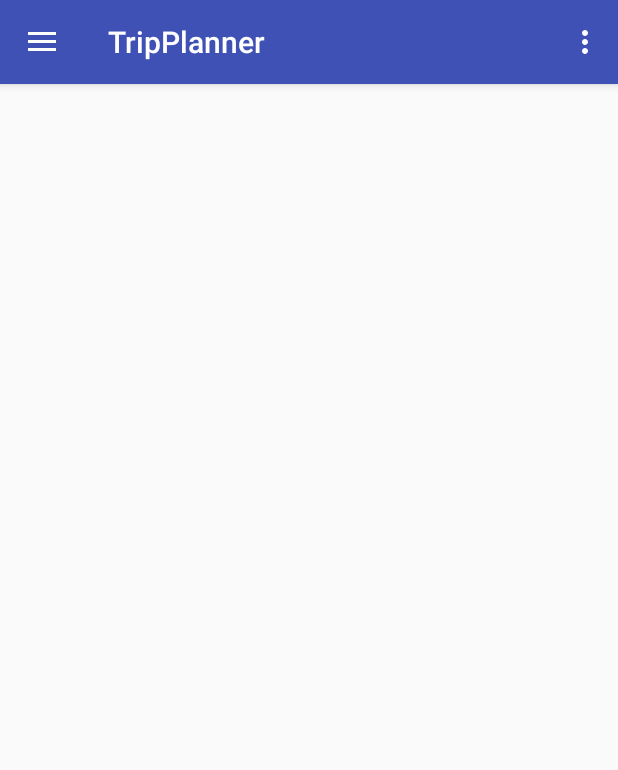
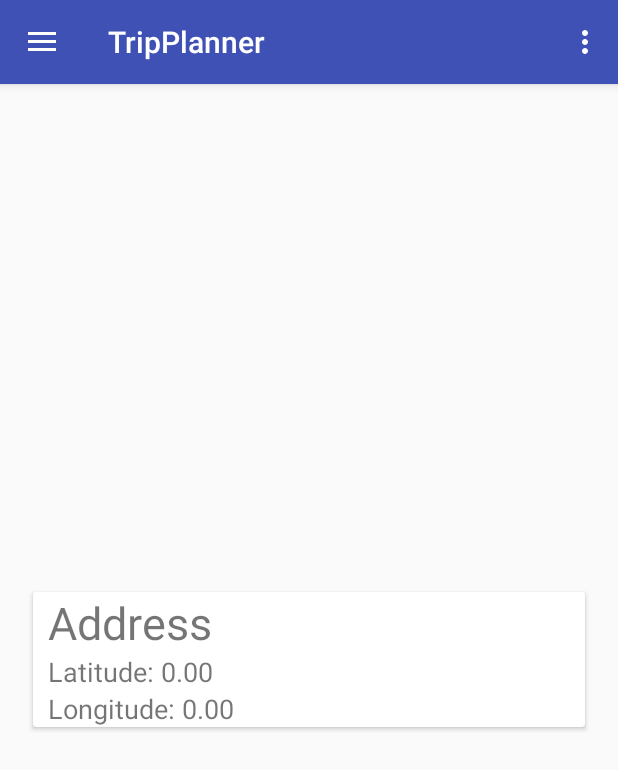
Before and after one commit to PrincessHernandez/TripPlanner_V1, an Android app: the screen it shows after launch (MainActivity), in the side drawer, after a tap on "MyLocation", on a phone screen of 412 x 824 dp. Shown: the top 770 px of the screen. Run offline under Robolectric (Android 15) with nearby library versions, the phone set to English and light mode, and no system bars.

Commit message:
I added the java code

```diff
--- a/app/src/main/java/travelers/tripplanner/MainActivity.java
+++ b/app/src/main/java/travelers/tripplanner/MainActivity.java
@@ -1,5 +1,6 @@
 package travelers.tripplanner;
 
+import android.app.FragmentManager;
 import android.os.Bundle;
 import android.support.design.widget.FloatingActionButton;
 import android.support.design.widget.Snackbar;
@@ -12,6 +13,12 @@ import android.support.v7.app.AppCompatActivity;
 import android.support.v7.widget.Toolbar;
 import android.view.Menu;
 import android.view.MenuItem;
+
+import travelers.tripplanner.fragments.Dashboard;
+import travelers.tripplanner.fragments.Maps;
+import travelers.tripplanner.fragments.Settings;
+import travelers.tripplanner.fragments.history;
+import travelers.tripplanner.fragments.MyLocation;
 
 public class MainActivity extends AppCompatActivity
         implements NavigationView.OnNavigationItemSelectedListener {
@@ -28,6 +35,9 @@ public class MainActivity extends AppCompatActivity
                 this, drawer, toolbar, R.string.navigation_drawer_open, R.string.navigation_drawer_close);
         drawer.setDrawerListener(toggle);
         toggle.syncState();
+
+        FragmentManager fm = getFragmentManager();
+        fm.beginTransaction().replace(R.id.content_frame, new Dashboard()).commit();
 
         NavigationView navigationView = (NavigationView) findViewById(R.id.nav_view);
         navigationView.setNavigationItemSelectedListener(this);
@@ -71,18 +81,20 @@ public class MainActivity extends AppCompatActivity
         // Handle navigation view item clicks here.
         int id = item.getItemId();
 
+        FragmentManager fm = getFragmentManager();
+
         if (id == R.id.nav_dashboard) {
-            // Handle the camera action
+            fm.beginTransaction().replace(R.id.content_frame, new Dashboard()).commit();
         } else if (id == R.id.nav_maps) {
-
+            int commit = fm.beginTransaction().replace(R.id.content_frame, new Maps()).commit();
         } else if (id == R.id.nav_history) {
-
+            fm.beginTransaction().replace(R.id.content_frame, new history()).commit();
         } else if (id == R.id.nav_my_location) {
-
+            fm.beginTransaction().replace(R.id.content_frame, new MyLocation()).commit();
         } else if (id == R.id.nav_settings) {
-
+            //fm.beginTransaction().replace(R.id.content_frame, new Settings()).commit();
         } else if (id == R.id.nav_logout) {
-
+            finish();
         }
 
         DrawerLayout drawer = (DrawerLayout) findViewById(R.id.drawer_layout);
--- /dev/null
+++ b/app/src/main/java/travelers/tripplanner/fragments/Dashboard.java
@@ -0,0 +1,23 @@
+package travelers.tripplanner.fragments;
+
+import android.app.Fragment;
+import android.os.Bundle;
+import android.view.LayoutInflater;
+import android.view.View;
+import android.view.ViewGroup;
+
+import travelers.tripplanner.R;
+
+public class Dashboard extends Fragment {
+    public Dashboard() {
+        // Required empty public constructor
+    }
+
+    @Override
+    public View onCreateView(LayoutInflater inflater, ViewGroup container,
+                             Bundle savedInstanceState) {
+
+        View view = inflater.inflate(R.layout.fragment_dashboard, container, false);
+        return view;
+    }
+}
--- /dev/null
+++ b/app/src/main/java/travelers/tripplanner/fragments/MyLocation.java
@@ -0,0 +1,26 @@
+package travelers.tripplanner.fragments;
+
+import android.app.Fragment;
+import android.os.Bundle;
+import android.view.LayoutInflater;
+import android.view.View;
+import android.view.ViewGroup;
+import android.widget.TextView;
+
+import travelers.tripplanner.R;
+
+public class MyLocation extends Fragment {
+
+    public static TextView LatText, LngText, Address;
+    double lat,lng;
+    public MyLocation() {
+    }
+
+    @Override
+    public View onCreateView(LayoutInflater inflater, ViewGroup container,
+                             Bundle savedInstanceState) {
+        View view = inflater.inflate(R.layout.fragment_my_location, container, false);
+
+        return view;
+    }
+}
--- a/app/src/main/res/layout/content_main.xml
+++ b/app/src/main/res/layout/content_main.xml
@@ -8,4 +8,10 @@
     tools:context="travelers.tripplanner.MainActivity"
     tools:showIn="@layout/app_bar_main">
 
+    <FrameLayout
+        android:id="@+id/content_frame"
+        android:layout_width="match_parent"
+        android:layout_height="match_parent">
+    </FrameLayout>
+
 </android.support.constraint.ConstraintLayout>
--- /dev/null
+++ b/app/src/main/res/layout/fragment_my_location.xml
@@ -0,0 +1,50 @@
+<RelativeLayout xmlns:android="http://schemas.android.com/apk/res/android"
+    xmlns:tools="http://schemas.android.com/tools"
+    android:layout_width="match_parent"
+    android:layout_height="match_parent"
+    tools:context="travelers.tripplanner.fragments.MyLocation">
+
+    <!-- TODO: Update blank fragment layout -->
+
+
+    <android.support.v7.widget.CardView
+        android:layout_width="368dp"
+        android:layout_height="wrap_content"
+        tools:layout_editor_absoluteY="0dp"
+        tools:layout_editor_absoluteX="8dp"
+        android:layout_centerHorizontal="true"
+        android:layout_centerVertical="true">
+
+        <RelativeLayout
+            android:layout_width="match_parent"
+            android:layout_height="match_parent">
+
+        <TextView
+            android:id="@+id/Address"
+            android:layout_width="match_parent"
+            android:layout_height="wrap_content"
+            android:paddingLeft="10dp"
+            android:text="Address"
+            android:textSize="30sp" />
+
+        <TextView
+            android:id="@+id/Lat"
+            android:layout_width="match_parent"
+            android:layout_height="wrap_content"
+            android:paddingLeft="10dp"
+            android:layout_below="@+id/Address"
+            android:text="Latitude: 0.00"
+            android:textSize="18sp" />
+
+        <TextView
+            android:id="@+id/Lng"
+            android:layout_width="match_parent"
+            android:layout_height="wrap_content"
+            android:paddingLeft="10dp"
+            android:layout_below="@+id/Lat"
+            android:text="Longitude: 0.00"
+            android:textSize="18sp" />
+
+        </RelativeLayout>
+    </android.support.v7.widget.CardView>
+</RelativeLayout>
```
Also changed, not shown: app/src/main/java/travelers/tripplanner/fragments/Maps.java (added, +22 -0 lines), app/src/main/java/travelers/tripplanner/fragments/Settings.java (added, +23 -0 lines), app/src/main/java/travelers/tripplanner/fragments/history.java (added, +22 -0 lines), app/src/main/res/layout/fragment_dashboard.xml (added, +12 -0 lines), app/src/main/res/layout/fragment_history.xml (added, +13 -0 lines), app/src/main/res/layout/fragment_maps.xml (added, +13 -0 lines), app/src/main/res/layout/fragment_settings.xml (added, +13 -0 lines), app/src/main/ic_account-web.png (added), app/src/main/res/mipmap-hdpi/ic_account.png (added), app/src/main/res/mipmap-mdpi/ic_account.png (added), app/src/main/res/mipmap-xhdpi/ic_account.png (added), app/src/main/res/mipmap-xxhdpi/ic_account.png (added), app/src/main/res/mipmap-xxxhdpi/ic_account.png (added).
